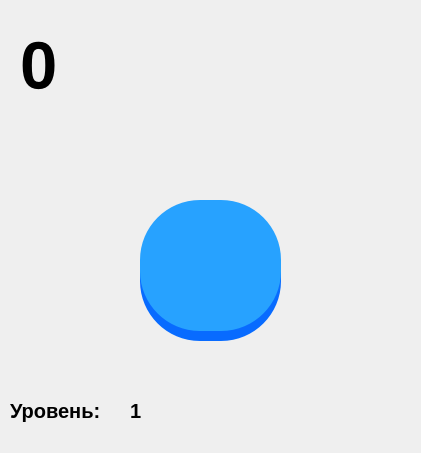
Before: the Qt Designer form untitled.ui in Mifix2281337/MegaClickerProMax100watt1500XiaomiUltraPocoX3ProLite4k8kHD256gb, drawn with Qt 5.
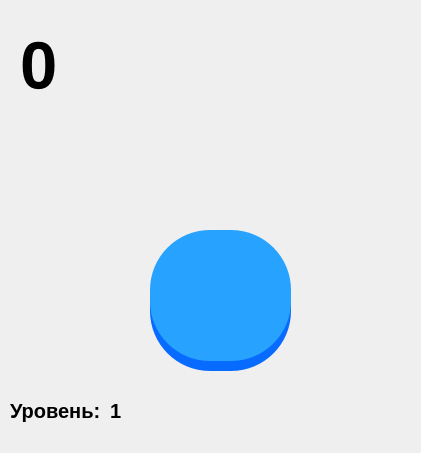
After: the same form once the commit is applied.

Patch:
```diff
--- a/untitled.ui
+++ b/untitled.ui
@@ -26,8 +26,8 @@
     </property>
     <property name="geometry">
      <rect>
-      <x>140</x>
-      <y>210</y>
+      <x>150</x>
+      <y>240</y>
       <width>141</width>
       <height>131</height>
      </rect>
@@ -44,8 +44,8 @@
    <widget class="QPushButton" name="btn2">
     <property name="geometry">
      <rect>
-      <x>140</x>
-      <y>200</y>
+      <x>150</x>
+      <y>230</y>
       <width>141</width>
       <height>131</height>
      </rect>
@@ -116,7 +116,7 @@
    <widget class="QLabel" name="label2">
     <property name="geometry">
      <rect>
-      <x>130</x>
+      <x>110</x>
       <y>390</y>
       <width>81</width>
       <height>41</height>
```
Left out of the diff: 2 changed lines with no effect on the pictures.
